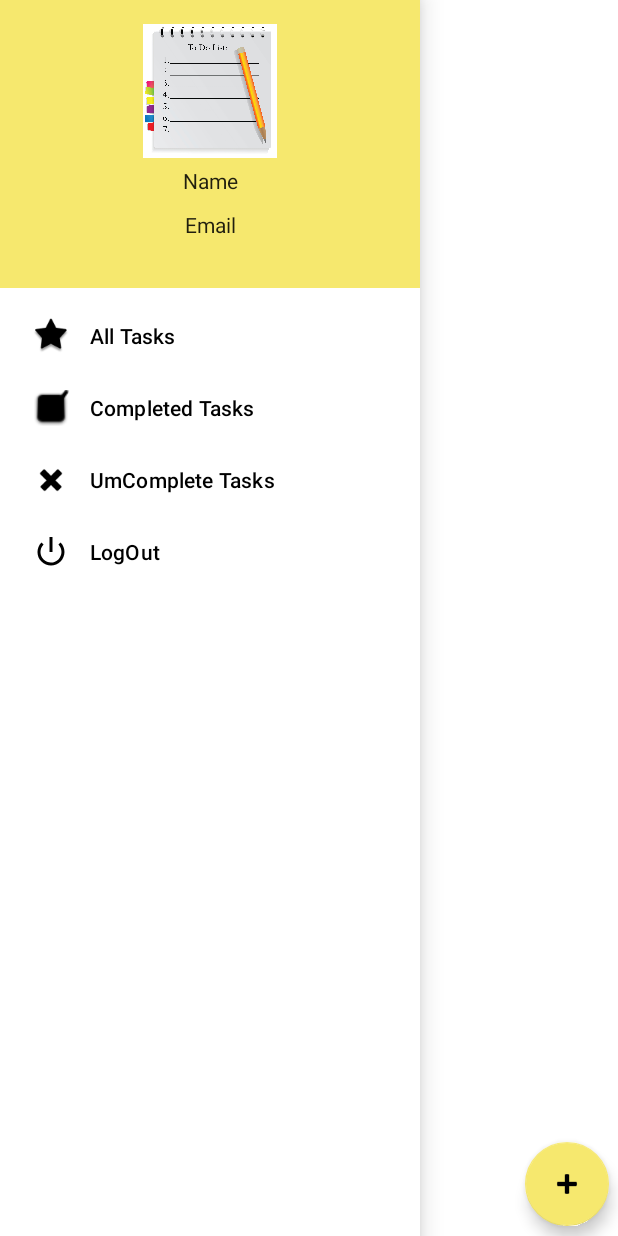
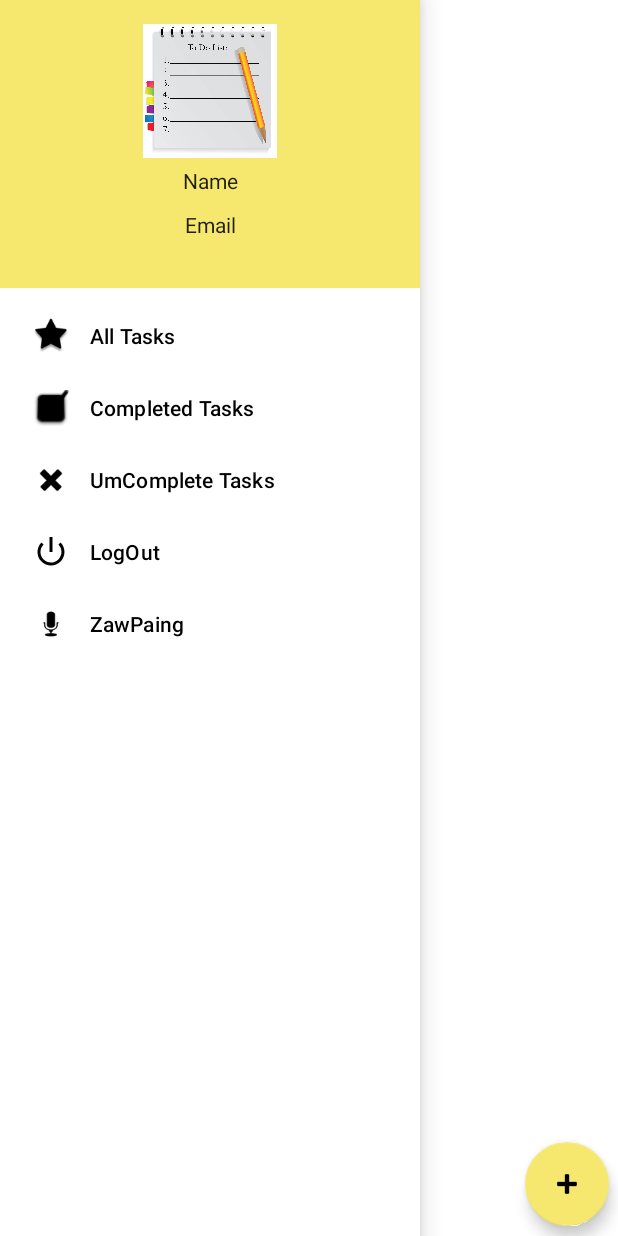
Before and after one commit to NyeinNyeinAye769/ToDoLists, an Android app: the HomeFragment screen opened through its navigation route, with the side drawer open, on a phone screen of 412 x 824 dp. Run offline under Robolectric (Android 15) with nearby library versions, the light colour scheme and no system bars; our stand-ins replace Dagger/Hilt's generated code, Room's generated code, data binding, navigation-ui; libraries missing offline, so code that uses them is left out: androidx.hilt.lifecycle.

Commit message:
#1 commit msg

```diff
--- a/ToDoLists/app/src/main/res/menu/drawer_actions.xml
+++ b/ToDoLists/app/src/main/res/menu/drawer_actions.xml
@@ -32,4 +32,8 @@
         android:id="@+id/logout"
         android:icon="@android:drawable/ic_lock_power_off"
         android:title="@string/logout" />
+    <item
+        android:id="@+id/zawpaing"
+        android:icon="@android:drawable/ic_btn_speak_now"
+        android:title="ZawPaing"/>
 </menu>
```
Also changed, not shown: 1 other file.
